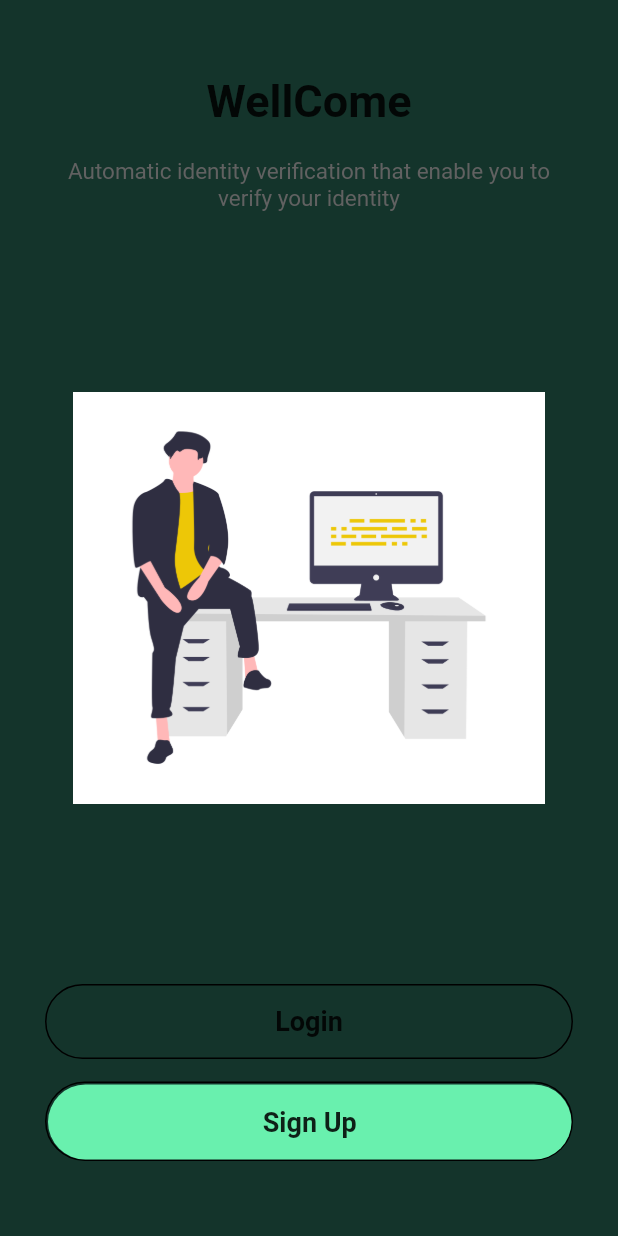
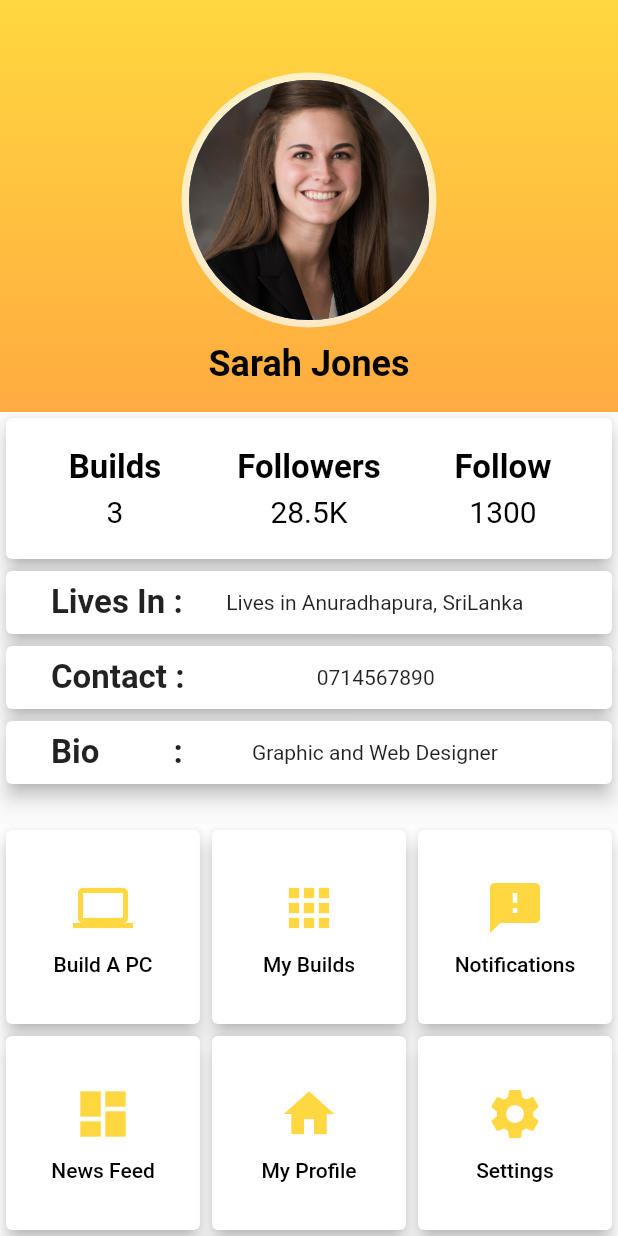
Before and after one commit to Rasanjana1997/Fkutter, a Flutter app: the screen it shows after launch, on a phone screen of 412 x 824 dp. Run offline on Flutter 3.47's test engine with Material 2 defaults, Android fonts, the phone set to English and light mode, and no system bars; our stand-ins replace hexcolor.

Commit message:
home_page_mod 1

```diff
--- /dev/null
+++ b/application1/lib/custom_widgets/profile_button.dart
@@ -0,0 +1,36 @@
+import 'package:flutter/material.dart';
+
+class CustomButton extends StatelessWidget {
+  final GestureTapCallback onPressed;
+  final IconData iconData;
+  final String string;
+
+  CustomButton({@required this.onPressed, this.iconData, this.string});
+
+  @override
+  Widget build(BuildContext context) {
+    return Card(
+      color: Colors.white,
+      elevation: 5.0,
+      child: MaterialButton(
+        onPressed: onPressed,
+        child: Column(
+          mainAxisAlignment: MainAxisAlignment.center,
+          crossAxisAlignment: CrossAxisAlignment.center,
+          children: <Widget>[
+            Icon(
+              iconData,
+              color: Colors.amberAccent,
+              size: 40.0,
+            ),
+            SizedBox(height: 10.0,),
+            Text(
+              string,
+              style: TextStyle(color: Colors.black),
+            )
+          ],
+        ),
+      ),
+    );
+  }
+}
--- a/application1/lib/main.dart
+++ b/application1/lib/main.dart
@@ -1,13 +1,14 @@
 import 'package:flutter/material.dart';
 import 'package:hexcolor/hexcolor.dart';
 import 'package:flutter/widgets.dart';
-import 'package:application1/login.dart';
+import 'pages/home.dart';
+
 
 void main(){
   runApp(
     MaterialApp(
       debugShowCheckedModeBanner: false,
-      home: HomePage(),
+      home: UserHomePage(),
     )
   );
 
--- /dev/null
+++ b/application1/lib/pages/home.dart
@@ -0,0 +1,288 @@
+import 'package:flutter/material.dart';
+import 'package:application1/custom_widgets/profile_button.dart';
+
+class UserHomePage extends StatefulWidget {
+  @override
+  _UserHomePageState createState() => _UserHomePageState();
+}
+
+class _UserHomePageState extends State<UserHomePage> {
+  @override
+  Widget build(BuildContext context) {
+    return Scaffold(
+      body: Column(
+        children: <Widget>[
+          Container(
+            height: MediaQuery.of(context).size.height * 4 / 6,
+            child: Column(
+              children: <Widget>[
+                Container(
+                  decoration: BoxDecoration(
+                      gradient: LinearGradient(
+                          begin: Alignment.topCenter,
+                          end: Alignment.bottomCenter,
+                          colors: [Colors.amberAccent, Colors.orangeAccent]
+                      )
+                  ),
+                  child: Container(
+                    width: double.infinity,
+                    height: MediaQuery.of(context).size.height/3,
+                    child: Center(
+                      child: Column(
+                        crossAxisAlignment: CrossAxisAlignment.center,
+                        mainAxisAlignment: MainAxisAlignment.center,
+                        children: <Widget>[
+                          Container(
+                            padding: EdgeInsets.only(top: 40.0),
+                            child: CircleAvatar(
+                              radius: 85.0,
+                              backgroundColor: Colors.white70,
+                              child: CircleAvatar(
+                                backgroundImage: AssetImage('assets/images/user.jpg'),
+                                radius: 80.0,
+                              ),
+                            ),
+                          ),
+                          SizedBox(height: 10.0,),
+                          Text('Sarah Jones', style: TextStyle(color: Colors.black, fontWeight: FontWeight.bold, fontSize: 24.0),),
+                          SizedBox(height: 10.0,),
+                        ],
+                      ),
+                    ),
+                  ),
+                ),
+                Container(
+                  child: Card(
+                    color: Colors.white,
+                    clipBehavior: Clip.antiAlias,
+                    elevation: 5.0,
+                    child: Padding(
+                      padding: EdgeInsets.symmetric(horizontal: 8.0, vertical: 20.0),
+                      child: Row(
+                        children: <Widget>[
+                          Expanded(
+                            child: Column(
+                              children: <Widget>[
+                                Text(
+                                  "Builds",
+                                  style: TextStyle(
+                                    color: Colors.black,
+                                    fontSize: 22.0,
+                                    fontWeight: FontWeight.bold,
+                                  ),
+                                ),
+                                SizedBox(
+                                  height: 5.0,
+                                ),
+                                Text(
+                                  "3",
+                                  style: TextStyle(
+                                    fontSize: 20.0,
+                                    color: Colors.black,
+                                  ),
+                                )
+                              ],
+                            ),
+                          ),
+                          Expanded(
+                            child: Column(
+                              children: <Widget>[
+                                Text(
+                                  "Followers",
+                                  style: TextStyle(
+                                    color: Colors.black,
+                                    fontSize: 22.0,
+                                    fontWeight: FontWeight.bold,
+                                  ),
+                                ),
+                                SizedBox(
+                                  height: 5.0,
+                                ),
+                                Text(
+                                  "28.5K",
+                                  style: TextStyle(
+                                    fontSize: 20.0,
+                                    color: Colors.black,
+                                  ),
+                                )
+                              ],
+                            ),
+                          ),
+                          Expanded(
+                            child: Column(
+                              children: <Widget>[
+                                Text(
+                                  "Follow",
+                                  style: TextStyle(
+                                    color: Colors.black,
+                                    fontSize: 22.0,
+                                    fontWeight: FontWeight.bold,
+                                  ),
+                                ),
+                                SizedBox(
+                                  height: 5.0,
+                                ),
+                                Text(
+                                  "1300",
+                                  style: TextStyle(
+                                    fontSize: 20.0,
+                                    color: Colors.black,
+                                  ),
+                                )
+                              ],
+                            ),
+                          )
+                        ],
+                      ),
+                    ),
+                  ),
+                ),
+                Container(
+                  child: Card(
+                    color: Colors.white,
+                    clipBehavior: Clip.antiAlias,
+                    elevation: 5.0,
+                    child: Padding(
+                      padding: EdgeInsets.symmetric(vertical: 8.0, horizontal: 30.0),
+                      child: Row(
+                        mainAxisAlignment: MainAxisAlignment.start,
+                        children: <Widget>[
+                          Column(
+                            children: <Widget>[
+                              Text('Lives In :', style: TextStyle(fontSize: 22.0, fontWeight: FontWeight.bold),),
+                            ],
+                          ),
+                          Expanded(
+                            child: Column(
+                              children: <Widget>[
+                                Text('Lives in Anuradhapura, SriLanka')
+                              ],
+                            ),
+                          )
+                        ],
+                      ),
+                    ),
+                  ),
+                ),
+                Container(
+                  child: Card(
+                    color: Colors.white,
+                    clipBehavior: Clip.antiAlias,
+                    elevation: 5.0,
+                    child: Padding(
+                      padding: EdgeInsets.symmetric(vertical: 8.0, horizontal: 30.0),
+                      child: Row(
+                        mainAxisAlignment: MainAxisAlignment.start,
+                        children: <Widget>[
+                          Column(
+                            children: <Widget>[
+                              Text('Contact :', style: TextStyle(fontSize: 22.0, fontWeight: FontWeight.bold),),
+                            ],
+                          ),
+                          Expanded(
+                            child: Column(
+                              children: <Widget>[
+                                Text('0714567890')
+                              ],
+                            ),
+                          )
+                        ],
+                      ),
+                    ),
+                  ),
+                ),
+                Container(
+                  child: Card(
+                    color: Colors.white,
+                    clipBehavior: Clip.antiAlias,
+                    elevation: 5.0,
+                    child: Padding(
+                      padding: EdgeInsets.symmetric(vertical: 8.0, horizontal: 30.0),
+                      child: Row(
+                        mainAxisAlignment: MainAxisAlignment.start,
+                        children: <Widget>[
+                          Column(
+                            children: <Widget>[
+                              Text('Bio         :', style: TextStyle(fontSize: 22.0, fontWeight: FontWeight.bold),),
+                            ],
+                          ),
+                          Expanded(
+                            child: Column(
+                              children: <Widget>[
+                                Text('Graphic and Web Designer')
+                              ],
+                            ),
+                          )
+                        ],
+                      ),
+                    ),
+                  ),
+                )
+              ],
+            ),
+          ),
+          Container(
+            color: Colors.white54,
+            height: MediaQuery.of(context).size.height * 2 / 6,
+            child: MediaQuery.removePadding(
+              removeTop: true,
+              removeBottom: true,
+              context: context,
+              child: GridView.count(
+                crossAxisCount: 3,
+                children: <Widget>[
+                  CustomButton(
+                    iconData: Icons.computer,
+                    string: 'Build A PC',
+                    onPressed: (){
+                      print('Button 1');
+                    },
+                  ),
+                  CustomButton(
+                    iconData: Icons.apps,
+                    string: 'My Builds',
+                    onPressed: (){
+                      print('Button 2');
+                    },
+                  ),
+                  CustomButton(
+                    iconData: Icons.feedback,
+                    string: 'Notifications',
+                    onPressed: (){
+                      print('Button 3');
+                    },
+                  ),
+                  CustomButton(
+                    iconData: Icons.dashboard,
+                    string: 'News Feed',
+                    onPressed: (){
+                      print('Button 4');
+                    },
+                  ),
+                  CustomButton(
+                    iconData: Icons.home,
+                    string: 'My Profile',
+                    onPressed: (){
+                      print('Button 1');
+                    },
+                  ),
+                  CustomButton(
+                    iconData: Icons.settings,
+                    string: 'Settings',
+                    onPressed: (){
+                      print('Button 6');
+                    },
+                  ),
+                ],
+              ),
+            )
+          )
+        ],
+      ),
+    );
+
+    Widget customButton(BuildContext context){
+
+    }
+  }
+}
--- a/application1/pubspec.yaml
+++ b/application1/pubspec.yaml
@@ -49,6 +49,8 @@ flutter:
   assets:
      - assets/images/newApp1.png
      - assets/images/newApp2.png
+     - assets/images/background.jpg
+     - assets/images/user.jpg
 
   # An image asset can refer to one or more resolution-specific "variants", see
   # https://flutter.dev/assets-and-images/#resolution-aware.
```
Also changed, not shown: application1/assets/images/background.jpg (added), application1/assets/images/user.jpg (added).
